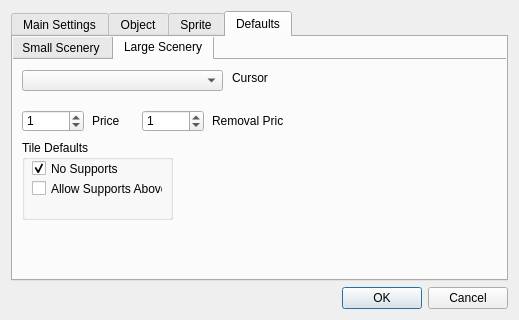
The window that editor_app/gui/settings_window.ui (danielmeinert/objectcreator) describes before a commit, drawn with Qt 5.
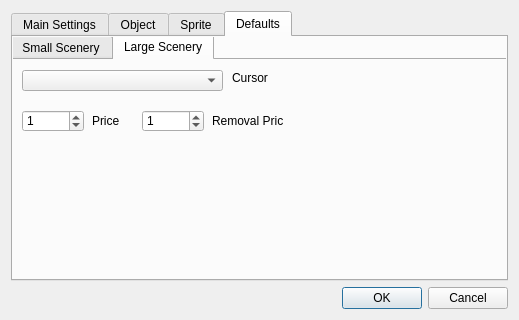
The same window after the commit. The open tabs and pages were chosen to show the change. Custom widgets are drawn as their Qt base class.

```diff
--- a/editor_app/gui/settings_window.ui
+++ b/editor_app/gui/settings_window.ui
@@ -1056,58 +1056,6 @@
           <string>Price</string>
          </property>
         </widget>
-        <widget class="QGroupBox" name="groupBox">
-         <property name="geometry">
-          <rect>
-           <x>10</x>
-           <y>80</y>
-           <width>151</width>
-           <height>80</height>
-          </rect>
-         </property>
-         <property name="title">
-          <string>Tile Defaults</string>
-         </property>
-         <widget class="QCheckBox" name="hasNoSupports_LS">
-          <property name="geometry">
-           <rect>
-            <x>10</x>
-            <y>20</y>
-            <width>111</width>
-            <height>17</height>
-           </rect>
-          </property>
-          <property name="text">
-           <string>No Supports</string>
-          </property>
-          <property name="checked">
-           <bool>true</bool>
-          </property>
-         </widget>
-         <widget class="QCheckBox" name="allowSupportsAbove_LS">
-          <property name="geometry">
-           <rect>
-            <x>10</x>
-            <y>40</y>
-            <width>131</width>
-            <height>17</height>
-           </rect>
-          </property>
-          <property name="text">
-           <string>Allow Supports Above</string>
-          </property>
-          <property name="checked">
-           <bool>false</bool>
-          </property>
-         </widget>
-        </widget>
-        <zorder>groupBox</zorder>
-        <zorder>spinBox_price_LS</zorder>
-        <zorder>comboBox_cursor_LS</zorder>
-        <zorder>spinBox_removalPrice_LS</zorder>
-        <zorder>label_cursor_4</zorder>
-        <zorder>label_removalPrice_SS_2</zorder>
-        <zorder>label_price_SS_2</zorder>
        </widget>
       </widget>
      </widget>
```
